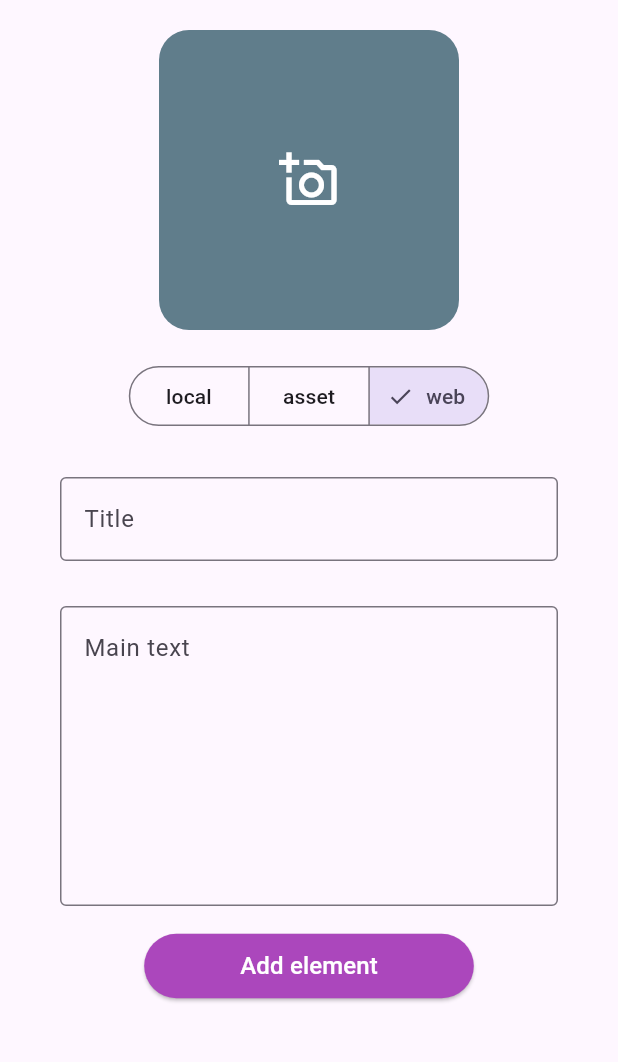
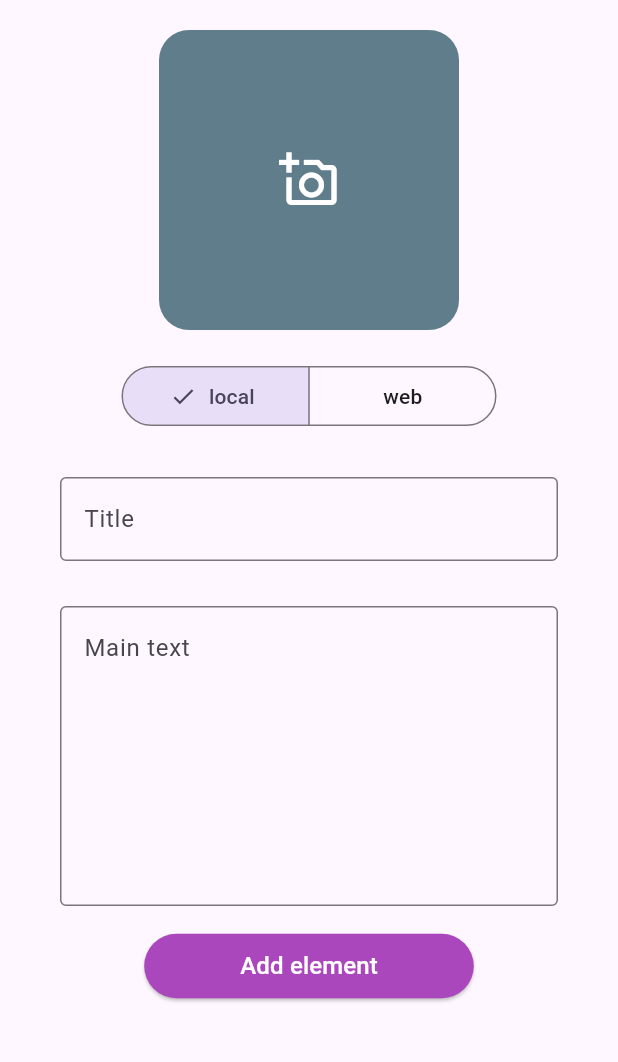
Before and after one commit to Romeo-Romario/Flutter_dev, a Flutter app: the screen it shows after launch, after a tap on the "add" icon, on a phone screen of 412 x 824 dp, the part 84-1146 px from its top. Run offline on Flutter 3.47's test engine with Material 3 defaults, Android fonts, the phone set to English and light mode, and no system bars; our stand-ins replace image_picker.

Commit message:
added elements have their own photos

```diff
--- a/examples/lib/pages/adding.dart
+++ b/examples/lib/pages/adding.dart
@@ -1,4 +1,5 @@
 import 'package:examples/services/models/book_info.dart';
+import 'package:examples/services/models/image_source_type.dart';
 import 'package:examples/services/widgets/image_picker.dart';
 import 'package:flutter/material.dart';
 import 'package:image_picker/image_picker.dart';
@@ -15,11 +16,8 @@ class _AddingElState extends State<AddingEl> {
   final titleController = TextEditingController();
   final mainTextController = TextEditingController();
 
-  // final photoIcon = Icon(
-  //   Icons.add_a_photo_outlined,
-  //   color: Colors.white,
-  //   size: 40,
-  // );
+  String? imagePath;
+  ImageSourceType imageSourceType = ImageSourceType.asset;
 
   @override
   Widget build(BuildContext context) {
@@ -39,7 +37,11 @@ class _AddingElState extends State<AddingEl> {
                 SizedBox(
                   height: 20,
                 ),
-                ImagePickerView(),
+                ImagePickerView(
+                  onImagepathChanged: (imagePath) => this.imagePath = imagePath,
+                  onImageSourceTypeChanged: (imageSourceType) =>
+                      this.imageSourceType = imageSourceType,
+                ),
                 Padding(
                   padding: const EdgeInsets.fromLTRB(40, 30, 40, 0),
                   child: TextFormField(
@@ -90,9 +92,11 @@ class _AddingElState extends State<AddingEl> {
                         } else {
                           Navigator.pop(
                             context,
-                            BookInfo.defaultAsset(
+                            BookInfo(
                               title: titleController.text,
                               text: mainTextController.text,
+                              imagePath: imagePath!,
+                              imageSource: imageSourceType!,
                             ),
                           );
                         }
--- a/examples/lib/pages/home.dart
+++ b/examples/lib/pages/home.dart
@@ -22,7 +22,7 @@ class _HomeState extends State<Home> {
     return Scaffold(
       body: SafeArea(
         child: Column(
-          children: cards.map((el) => ElementWidget(element: el)).toList(),
+          children: cards.map((el) => BookInfoView(element: el)).toList(),
         ),
       ),
       floatingActionButton: FloatingActionButton(
--- a/examples/lib/services/models/book_info.dart
+++ b/examples/lib/services/models/book_info.dart
@@ -1,6 +1,5 @@
+import 'package:examples/services/models/image_source_type.dart';
 import 'package:flutter/material.dart';
-
-enum ImageSourceType { local, asset, web }
 
 class BookInfo {
   final String title;
--- /dev/null
+++ b/examples/lib/services/models/image_source_type.dart
@@ -0,0 +1 @@
+enum ImageSourceType { local, asset, web }
--- a/examples/lib/services/widgets/element_widget.dart
+++ b/examples/lib/services/widgets/element_widget.dart
@@ -1,10 +1,12 @@
+import 'package:examples/services/models/image_source_type.dart';
 import 'package:flutter/material.dart';
 import 'package:examples/services/models/book_info.dart';
+import 'dart:io';
 
-class ElementWidget extends StatelessWidget {
+class BookInfoView extends StatelessWidget {
   final BookInfo element;
 
-  ElementWidget({required this.element, super.key});
+  BookInfoView({required this.element, super.key});
 
   @override
   Widget build(BuildContext context) {
@@ -13,7 +15,11 @@ class ElementWidget extends StatelessWidget {
       child: ListTile(
         title: Text(element.title),
         subtitle: Text(element.text),
-        leading: Image.asset(element.imagePath),
+        leading: switch (element.imageSource) {
+          ImageSourceType.asset => Image.asset(element.imagePath),
+          ImageSourceType.web => Image.network(element.imagePath),
+          ImageSourceType.local => Image.file(File(element.imagePath)),
+        },
       ),
     );
   }
--- a/examples/lib/services/widgets/image_picker.dart
+++ b/examples/lib/services/widgets/image_picker.dart
@@ -1,11 +1,18 @@
 import 'dart:io';
-import 'package:examples/services/Models/book_info.dart';
+import 'package:examples/services/models/image_source_type.dart';
 import 'package:examples/services/widgets/dialogs/url_image_input_dialog.dart';
 import 'package:flutter/material.dart';
 import 'package:image_picker/image_picker.dart';
 
 class ImagePickerView extends StatefulWidget {
-  const ImagePickerView({super.key});
+  final void Function(String imagePath) onImagepathChanged;
+  final void Function(ImageSourceType imageSourceType) onImageSourceTypeChanged;
+
+  const ImagePickerView({
+    super.key,
+    required this.onImagepathChanged,
+    required this.onImageSourceTypeChanged,
+  });
 
   @override
   State<ImagePickerView> createState() => _ImagePickerViewState();
@@ -15,11 +22,15 @@ class _ImagePickerViewState extends State<ImagePickerView> {
   final ImagePicker _picker = ImagePicker();
 
   Image? selectedImage;
-  ImageSourceType selectedType = ImageSourceType.web;
+  ImageSourceType selectedType = ImageSourceType.local;
 
   @override
   Widget build(BuildContext context) {
-    final sourceTypes = ImageSourceType.values;
+    final sourceTypes = ImageSourceType.values
+        .where(
+          (element) => element != ImageSourceType.asset,
+        )
+        .toList();
 
     return Column(
       spacing: 20,
@@ -44,7 +55,9 @@ class _ImagePickerViewState extends State<ImagePickerView> {
           ),
         ),
         // SizedBox(height: 20,),
-        SegmentedButton(
+        Container(
+          width: 250,
+          child: SegmentedButton(
             segments: List.generate(
               sourceTypes.length,
               (index) {
@@ -59,6 +72,7 @@ class _ImagePickerViewState extends State<ImagePickerView> {
               selectedType = p0.first;
             }),
           ),
+        ),
       ],
     );
   }
@@ -71,21 +85,28 @@ class _ImagePickerViewState extends State<ImagePickerView> {
     };
 
     setState(() {
+      widget.onImageSourceTypeChanged(selectedType);
       selectedImage = image;
     });
   }
 
   Future<Image?> _selectImageFromWeb() async {
     final urlText = await UrlImageInputDialog.showAsDialog(context: context);
-    if (urlText == null) {
+    try {
+      if (urlText == null || urlText.trim().isEmpty) {
         return null;
       }
+      widget.onImagepathChanged(urlText);
+      // TODO: Fix this
       return Image.network(
         urlText,
         width: 200,
         height: 200,
         fit: BoxFit.cover,
       );
+    } catch (e) {
+      return null;
+    }
   }
 
   Future<Image?> _selectImageFromGallery() async {
@@ -94,7 +115,7 @@ class _ImagePickerViewState extends State<ImagePickerView> {
     if (pickedFile == null) {
       return null;
     }
-
+    widget.onImagepathChanged(pickedFile.path);
     final imageFile = File(pickedFile.path);
     return Image.file(imageFile, width: 200, height: 200, fit: BoxFit.cover);
   }
```
Lines whose indentation alone changed are shown as unchanged.
